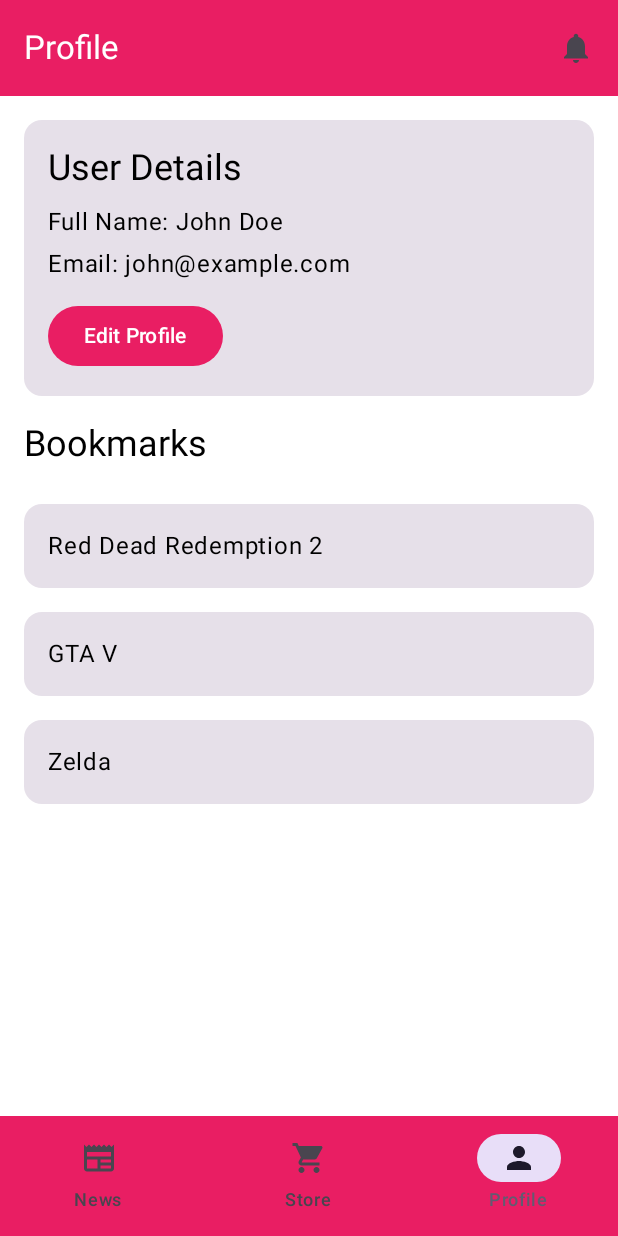
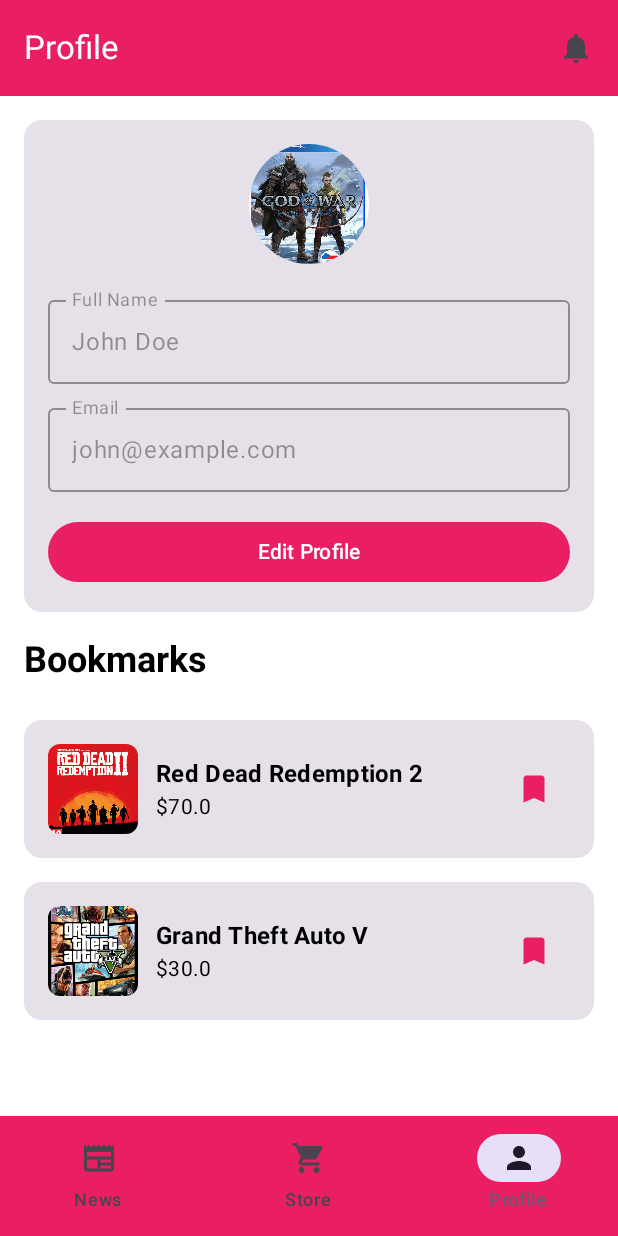
Before and after one commit to amelmediouni2001/MyGamerApp, an Android app built with Jetpack Compose: the screen it shows after launch (MainActivity), item 3 of the bottom bar chosen, on a phone screen of 412 x 824 dp. Run offline under Robolectric (Android 15) with nearby library versions, the phone set to English and light mode, and no system bars.

Commit message:
profile affichage page works

```diff
--- a/app/src/main/java/tn/esprit/gamerappp2/screens/ProfileScreen.kt
+++ b/app/src/main/java/tn/esprit/gamerappp2/screens/ProfileScreen.kt
@@ -1,17 +1,29 @@
 package tn.esprit.gamerappp2.screens
 
+import androidx.compose.foundation.Image
 import androidx.compose.foundation.layout.*
 import androidx.compose.foundation.lazy.LazyColumn
 import androidx.compose.foundation.lazy.items
+import androidx.compose.foundation.shape.RoundedCornerShape
 import androidx.compose.material.icons.Icons
+import androidx.compose.material.icons.filled.Bookmark
 import androidx.compose.material.icons.filled.Notifications
 import androidx.compose.material3.*
 import androidx.compose.runtime.*
+import androidx.compose.ui.Alignment
 import androidx.compose.ui.Modifier
+import androidx.compose.ui.draw.clip
 import androidx.compose.ui.graphics.Color
+import androidx.compose.ui.layout.ContentScale
+import androidx.compose.ui.res.painterResource
+import androidx.compose.ui.text.font.FontWeight
+import androidx.compose.ui.text.input.KeyboardType
+import androidx.compose.ui.text.style.TextAlign
 import androidx.compose.ui.unit.dp
+import androidx.navigation.NavController
 import androidx.navigation.NavHostController
 import kotlinx.coroutines.launch
+import tn.esprit.gamerappp2.R
 
 @OptIn(ExperimentalMaterial3Api::class)
 @Composable
@@ -19,9 +31,11 @@ fun ProfileScreen(navController: NavHostController) {
     val snackbarHostState = remember { SnackbarHostState() }
     val scope = rememberCoroutineScope()
 
-    // Static mock data
-    val userDetails = mapOf("Full Name" to "John Doe", "Email" to "john@example.com")
-    val bookmarks = listOf("Red Dead Redemption 2", "GTA V", "Zelda")
+    // Static mock data for bookmarks with images
+    val bookmarks = listOf(
+        Triple("Red Dead Redemption 2", "$70.0", R.drawable.rdr2),
+        Triple("Grand Theft Auto V", "$30.0", R.drawable.gta5)
+    )
 
     Scaffold(
         topBar = {
@@ -43,7 +57,7 @@ fun ProfileScreen(navController: NavHostController) {
             )
         },
         bottomBar = {
-            BottomNavBar(navController)  // Called BottomNavBar here
+            BottomNavBar(navController)  // Bottom bar
         },
         snackbarHost = { SnackbarHost(hostState = snackbarHostState) }
     ) { padding ->
@@ -54,33 +68,108 @@ fun ProfileScreen(navController: NavHostController) {
                 .padding(16.dp),
             verticalArrangement = Arrangement.spacedBy(16.dp)
         ) {
+            // Profile Header Item
             item {
                 Card(
                     modifier = Modifier.fillMaxWidth()
                 ) {
                     Column(
-                        modifier = Modifier.padding(16.dp)
+                        modifier = Modifier.padding(16.dp),
+                        horizontalAlignment = Alignment.CenterHorizontally
                     ) {
-                        Text("User Details", style = MaterialTheme.typography.headlineSmall)
+                        // Avatar
+                        Image(
+                            painter = painterResource(id = R.drawable.god_of_war),  // Use your avatar image
+                            contentDescription = "Profile Avatar",
+                            modifier = Modifier
+                                .size(80.dp)
+                                .clip(RoundedCornerShape(50.dp)),  // Circular
+                            contentScale = ContentScale.Crop
+                        )
+                        Spacer(modifier = Modifier.height(16.dp))
+
+                        // Full Name Field (read-only style)
+                        OutlinedTextField(
+                            value = "John Doe",
+                            onValueChange = { },
+                            enabled = false,
+                            label = { Text("Full Name") },
+                            modifier = Modifier.fillMaxWidth(),
+                            colors = TextFieldDefaults.colors(
+                                focusedIndicatorColor = Color.Transparent,
+                                unfocusedIndicatorColor = Color.Transparent
+                            )
+                        )
                         Spacer(modifier = Modifier.height(8.dp))
-                        userDetails.forEach { (key, value) ->
-                            Text("$key: $value")
-                            Spacer(modifier = Modifier.height(4.dp))
+
+                        // Email Field (read-only style)
+                        OutlinedTextField(
+                            value = "john@example.com",
+                            onValueChange = { },
+                            enabled = false,
+                            label = { Text("Email") },
+                            modifier = Modifier.fillMaxWidth(),
+                            colors = TextFieldDefaults.colors(
+                                focusedIndicatorColor = Color.Transparent,
+                                unfocusedIndicatorColor = Color.Transparent
+                            )
+                        )
+                        Spacer(modifier = Modifier.height(16.dp))
+
+                        // Edit Profile Button
+                        Button(
+                            onClick = { /* Edit */ },
+                            modifier = Modifier.fillMaxWidth(),
+                            colors = ButtonDefaults.buttonColors(containerColor = Color(0xFFE91E63))
+                        ) {
+                            Text("Edit Profile", color = Color.White)
                         }
-                        Spacer(modifier = Modifier.height(8.dp))
-                        Button(onClick = { /* Edit */ }) { Text("Edit Profile") }
                     }
                 }
             }
+
+            // Bookmarks Header Item
             item {
-                Text("Bookmarks", style = MaterialTheme.typography.headlineSmall)
+                Text(
+                    text = "Bookmarks",
+                    style = MaterialTheme.typography.headlineSmall,
+                    fontWeight = FontWeight.Bold
+                )
                 Spacer(modifier = Modifier.height(8.dp))
             }
-            items(bookmarks) { bookmark ->
+
+            // Bookmarks Items
+            items(bookmarks) { (title, price, imageRes) ->
                 Card(
                     modifier = Modifier.fillMaxWidth()
                 ) {
-                    Text(bookmark, modifier = Modifier.padding(16.dp))
+                    Row(
+                        modifier = Modifier.padding(16.dp),
+                        verticalAlignment = Alignment.CenterVertically
+                    ) {
+                        Image(
+                            painter = painterResource(id = imageRes),
+                            contentDescription = title,
+                            modifier = Modifier
+                                .size(60.dp)
+                                .clip(RoundedCornerShape(8.dp)),
+                            contentScale = ContentScale.Crop
+                        )
+                        Spacer(modifier = Modifier.width(12.dp))
+                        Column(
+                            modifier = Modifier.weight(1f)
+                        ) {
+                            Text(title, style = MaterialTheme.typography.titleMedium, fontWeight = FontWeight.Bold)
+                            Text(price, style = MaterialTheme.typography.bodyMedium)
+                        }
+                        IconButton(onClick = { /* Remove bookmark */ }) {
+                            Icon(
+                                Icons.Default.Bookmark,
+                                contentDescription = "Bookmark",
+                                tint = Color(0xFFE91E63)
+                            )
+                        }
+                    }
                 }
             }
         }
```
